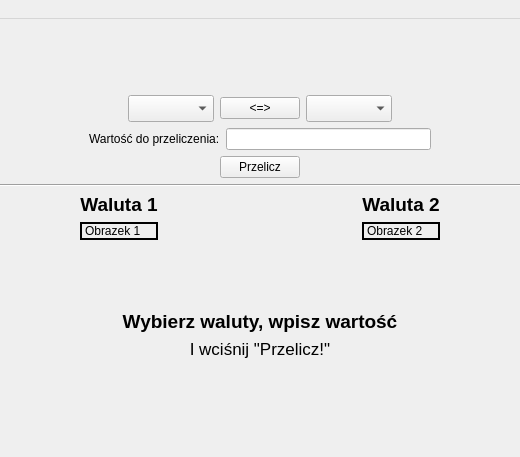
Above: mainwindow.ui from vanbear/KursyWalut before the change; both pictures show x 128 to 648 and y 0 to 457 of the 776 by 457 pixel window. Below: the same form after it.
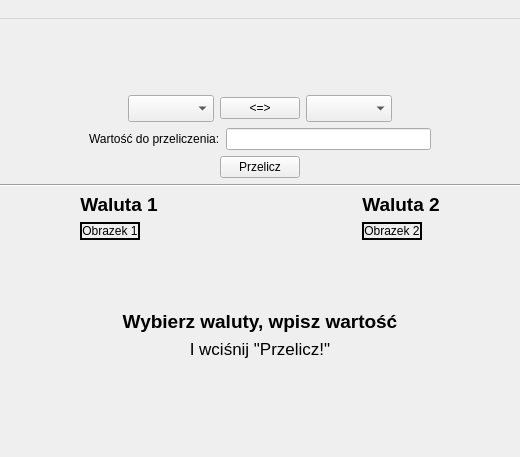
That is the form after the change. Icons and pictures are not drawn.

Diff of the .ui file:
```diff
--- a/mainwindow.ui
+++ b/mainwindow.ui
@@ -220,7 +220,7 @@
         <item>
          <widget class="QLabel" name="label_showPic1">
           <property name="sizePolicy">
-           <sizepolicy hsizetype="Preferred" vsizetype="Preferred">
+           <sizepolicy hsizetype="Maximum" vsizetype="Preferred">
             <horstretch>0</horstretch>
             <verstretch>0</verstretch>
            </sizepolicy>
@@ -240,6 +240,9 @@
           <property name="text">
            <string>Obrazek 1</string>
           </property>
+          <property name="alignment">
+           <set>Qt::AlignCenter</set>
+          </property>
          </widget>
         </item>
        </layout>
@@ -279,7 +282,7 @@
         <item>
          <widget class="QLabel" name="label_showPic2">
           <property name="sizePolicy">
-           <sizepolicy hsizetype="Preferred" vsizetype="Preferred">
+           <sizepolicy hsizetype="Maximum" vsizetype="Preferred">
             <horstretch>0</horstretch>
             <verstretch>0</verstretch>
            </sizepolicy>
@@ -293,6 +296,9 @@
           <property name="text">
            <string>Obrazek 2</string>
           </property>
+          <property name="alignment">
+           <set>Qt::AlignCenter</set>
+          </property>
          </widget>
         </item>
        </layout>
```
